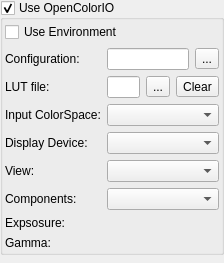
Qt form krita/plugins/extensions/dockers/lut/wdglut.ui (KDE/krita) before a commit.
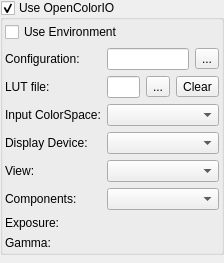
The same form after that commit. Custom widgets are drawn as their Qt base class.

Commit message: fix spelling error

```diff
--- a/krita/plugins/extensions/dockers/lut/wdglut.ui
+++ b/krita/plugins/extensions/dockers/lut/wdglut.ui
@@ -95,7 +95,7 @@
         <item row="6" column="0">
          <widget class="QLabel" name="label_7">
           <property name="text">
-           <string>Expsosure:</string>
+           <string>Exposure:</string>
           </property>
           <property name="buddy">
            <cstring>m_exposureDoubleWidget</cstring>
```
